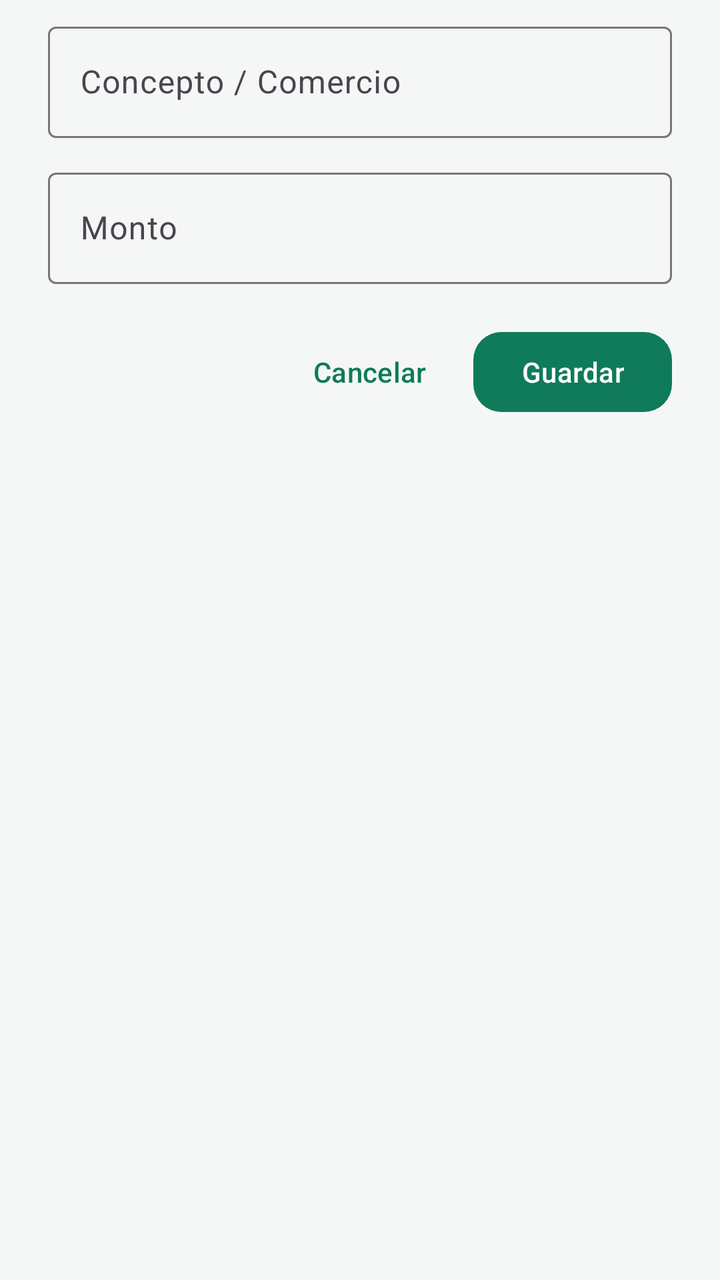
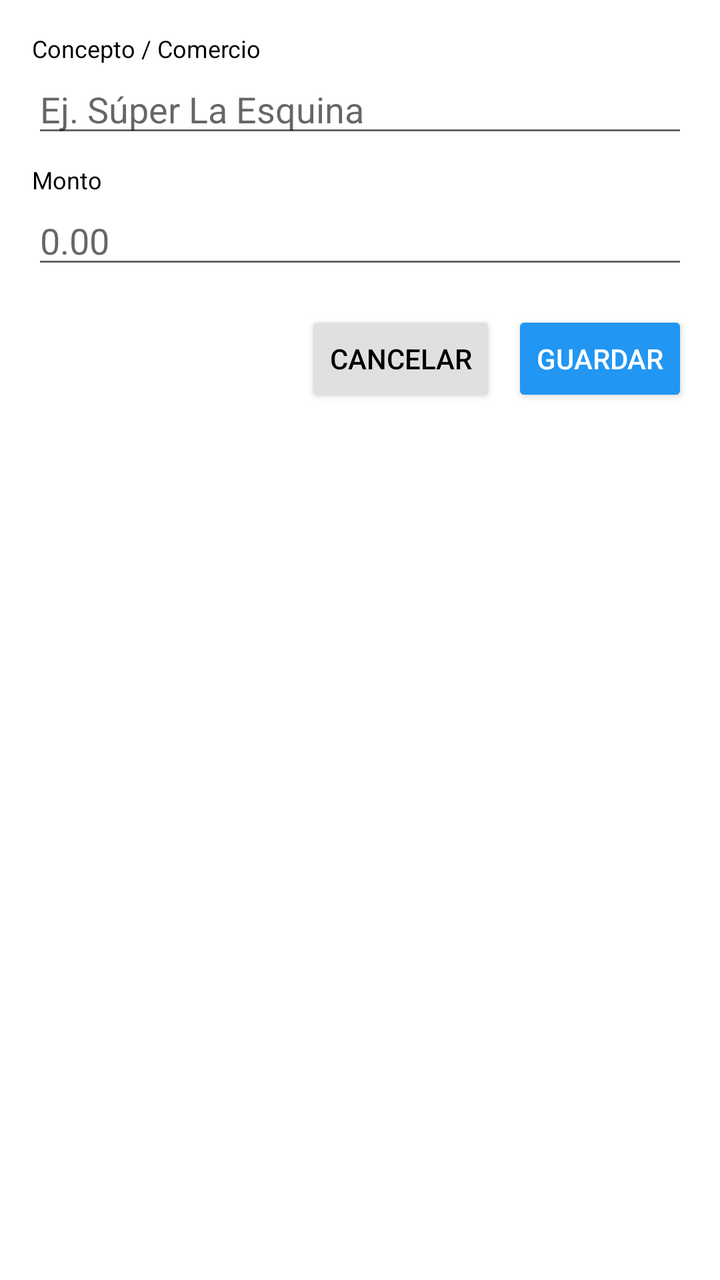

Compare the two renders of this Android layout. The source of the first and the diff that turns it into the second are given below.
<!-- AndroidManifest.xml: application theme Theme.PocketTicket -->
<!-- res/layout/dialog_agregar_gasto.xml -->
<?xml version="1.0" encoding="utf-8"?>
<LinearLayout xmlns:android="http://schemas.android.com/apk/res/android"
    xmlns:app="http://schemas.android.com/apk/res-auto"
    xmlns:tools="http://schemas.android.com/tools"
    android:layout_width="match_parent"
    android:layout_height="wrap_content"
    android:orientation="vertical"
    android:paddingStart="24dp"
    android:paddingTop="8dp"
    android:paddingEnd="24dp">


    <com.google.android.material.imageview.ShapeableImageView
        android:id="@+id/imgPreviewTicket"
        android:layout_width="match_parent"
        android:layout_height="150dp"
        android:layout_marginBottom="16dp"
        android:background="@drawable/bg_thumb"
        android:contentDescription="@string/descripcion_preview_ticket"
        android:scaleType="centerCrop"
        android:visibility="gone"
        app:shapeAppearanceOverlay="@style/ShapeAppearance.PocketTicket.Thumb"
        tools:visibility="visible" />

    <com.google.android.material.textfield.TextInputLayout
        android:id="@+id/tilConcepto"
        style="@style/Widget.Material3.TextInputLayout.OutlinedBox"
        android:layout_width="match_parent"
        android:layout_height="wrap_content"
        android:hint="@string/hint_concepto">

        <com.google.android.material.textfield.TextInputEditText
            android:id="@+id/etConcepto"
            android:layout_width="match_parent"
            android:layout_height="wrap_content"
            android:imeOptions="actionNext"
            android:inputType="textCapSentences"
            android:maxLines="1" />
    </com.google.android.material.textfield.TextInputLayout>

    <com.google.android.material.textfield.TextInputLayout
        android:id="@+id/tilMonto"
        style="@style/Widget.Material3.TextInputLayout.OutlinedBox"
        android:layout_width="match_parent"
        android:layout_height="wrap_content"
        android:layout_marginTop="12dp"
        android:hint="@string/hint_monto">

        <com.google.android.material.textfield.TextInputEditText
            android:id="@+id/etMonto"
            android:layout_width="match_parent"
            android:layout_height="wrap_content"
            android:imeOptions="actionDone"
            android:inputType="numberDecimal"
            android:maxLines="1" />
    </com.google.android.material.textfield.TextInputLayout>

    <LinearLayout
        android:layout_width="match_parent"
        android:layout_height="wrap_content"
        android:layout_marginTop="20dp"
        android:gravity="end"
        android:orientation="horizontal">

        <com.google.android.material.button.MaterialButton
            android:id="@+id/btnCancelar"
            style="@style/Widget.Material3.Button.TextButton"
            android:layout_width="wrap_content"
            android:layout_height="wrap_content"
            android:layout_marginEnd="8dp"
            android:text="@string/boton_cancelar" />

        <com.google.android.material.button.MaterialButton
            android:id="@+id/btnGuardar"
            android:layout_width="wrap_content"
            android:layout_height="wrap_content"
            android:paddingStart="24dp"
            android:paddingEnd="24dp"
            android:text="@string/boton_guardar"
            app:cornerRadius="14dp" />
    </LinearLayout>

</LinearLayout>
<!-- resources referenced by this layout -->
<resources>
  <!-- drawable bg_thumb (drawable) -->
  <?xml version="1.0" encoding="utf-8"?>
  <shape xmlns:android="http://schemas.android.com/apk/res/android"
      android:shape="rectangle">
      <solid android:color="#E7F1EC" />
      <corners android:radius="14dp" />
  </shape>
  <string name="boton_cancelar">Cancelar</string>
  <string name="boton_guardar">Guardar</string>
  <string name="descripcion_preview_ticket">Vista previa de la foto del ticket</string>
  <string name="hint_concepto">Concepto / Comercio</string>
  <string name="hint_monto">Monto</string>
  <style name="ShapeAppearance.PocketTicket.Thumb" parent="">
          <item name="cornerFamily">rounded</item>
          <item name="cornerSize">14dp</item>
      </style>
  <style name="Theme.PocketTicket" parent="Theme.Material3.DayNight.NoActionBar">
          <item name="colorPrimary">@color/verde_pocket</item>
          <item name="colorOnPrimary">@color/blanco</item>
          <item name="colorSecondary">@color/verde_pocket_claro</item>
          <item name="colorSurface">@color/blanco</item>
          <item name="android:statusBarColor">@color/verde_pocket</item>
          <item name="android:windowLightStatusBar">false</item>
          <item name="android:windowBackground">@color/gris_fondo</item>
      </style>
  <color name="verde_pocket">#0F7B5A</color>
  <color name="blanco">#FFFFFF</color>
  <color name="verde_pocket_claro">#16A085</color>
  <color name="gris_fondo">#F5F7F6</color>
</resources>

<!-- the commit's change to res/layout/dialog_agregar_gasto.xml (unified diff, before → after) -->
@@ -1,83 +1,76 @@
 <?xml version="1.0" encoding="utf-8"?>
 <LinearLayout xmlns:android="http://schemas.android.com/apk/res/android"
-    xmlns:app="http://schemas.android.com/apk/res-auto"
-    xmlns:tools="http://schemas.android.com/tools"
     android:layout_width="match_parent"
     android:layout_height="wrap_content"
     android:orientation="vertical"
-    android:paddingStart="24dp"
-    android:paddingTop="8dp"
-    android:paddingEnd="24dp">
+    android:padding="16dp">
 
-
-    <com.google.android.material.imageview.ShapeableImageView
+    <ImageView
         android:id="@+id/imgPreviewTicket"
         android:layout_width="match_parent"
-        android:layout_height="150dp"
-        android:layout_marginBottom="16dp"
-        android:background="@drawable/bg_thumb"
+        android:layout_height="160dp"
+        android:layout_marginBottom="12dp"
+        android:background="@color/gris_claro"
         android:contentDescription="@string/descripcion_preview_ticket"
-        android:scaleType="centerCrop"
-        android:visibility="gone"
-        app:shapeAppearanceOverlay="@style/ShapeAppearance.PocketTicket.Thumb"
-        tools:visibility="visible" />
+        android:scaleType="fitCenter"
+        android:visibility="gone" />
 
-    <com.google.android.material.textfield.TextInputLayout
-        android:id="@+id/tilConcepto"
-        style="@style/Widget.Material3.TextInputLayout.OutlinedBox"
+    <TextView
+        android:layout_width="wrap_content"
+        android:layout_height="wrap_content"
+        android:text="@string/label_concepto"
+        android:textColor="@color/negro"
+        android:textSize="12sp" />
+
+    <EditText
+        android:id="@+id/etConcepto"
         android:layout_width="match_parent"
         android:layout_height="wrap_content"
-        android:hint="@string/hint_concepto">
+        android:hint="@string/hint_concepto"
+        android:imeOptions="actionNext"
+        android:inputType="textCapSentences"
+        android:maxLines="1" />
 
-        <com.google.android.material.textfield.TextInputEditText
-            android:id="@+id/etConcepto"
-            android:layout_width="match_parent"
-            android:layout_height="wrap_content"
-            android:imeOptions="actionNext"
-            android:inputType="textCapSentences"
-            android:maxLines="1" />
-    </com.google.android.material.textfield.TextInputLayout>
+    <TextView
+        android:layout_width="wrap_content"
+        android:layout_height="wrap_content"
+        android:layout_marginTop="8dp"
+        android:text="@string/label_monto"
+        android:textColor="@color/negro"
+        android:textSize="12sp" />
 
-    <com.google.android.material.textfield.TextInputLayout
-        android:id="@+id/tilMonto"
-        style="@style/Widget.Material3.TextInputLayout.OutlinedBox"
+    <EditText
+        android:id="@+id/etMonto"
         android:layout_width="match_parent"
         android:layout_height="wrap_content"
-        android:layout_marginTop="12dp"
-        android:hint="@string/hint_monto">
-
-        <com.google.android.material.textfield.TextInputEditText
-            android:id="@+id/etMonto"
-            android:layout_width="match_parent"
-            android:layout_height="wrap_content"
-            android:imeOptions="actionDone"
-            android:inputType="numberDecimal"
-            android:maxLines="1" />
-    </com.google.android.material.textfield.TextInputLayout>
+        android:hint="@string/hint_monto"
+        android:imeOptions="actionDone"
+        android:inputType="numberDecimal"
+        android:maxLines="1" />
 
     <LinearLayout
         android:layout_width="match_parent"
         android:layout_height="wrap_content"
-        android:layout_marginTop="20dp"
+        android:layout_marginTop="16dp"
         android:gravity="end"
         android:orientation="horizontal">
 
-        <com.google.android.material.button.MaterialButton
+        <Button
             android:id="@+id/btnCancelar"
-            style="@style/Widget.Material3.Button.TextButton"
             android:layout_width="wrap_content"
             android:layout_height="wrap_content"
-            android:layout_marginEnd="8dp"
-            android:text="@string/boton_cancelar" />
+            android:backgroundTint="@color/gris_claro"
+            android:text="@string/boton_cancelar"
+            android:textColor="@color/negro" />
 
-        <com.google.android.material.button.MaterialButton
+        <Button
             android:id="@+id/btnGuardar"
             android:layout_width="wrap_content"
             android:layout_height="wrap_content"
-            android:paddingStart="24dp"
-            android:paddingEnd="24dp"
+            android:layout_marginStart="8dp"
+            android:backgroundTint="@color/azul"
             android:text="@string/boton_guardar"
-            app:cornerRadius="14dp" />
+            android:textColor="@color/blanco" />
     </LinearLayout>
 
 </LinearLayout>
<!-- resource entries referenced after the edit -->
@@ -1,33 +1,23 @@
 <!-- resources referenced by this layout -->
 <resources>
-  <!-- drawable bg_thumb (drawable) -->
-  <?xml version="1.0" encoding="utf-8"?>
-  <shape xmlns:android="http://schemas.android.com/apk/res/android"
-      android:shape="rectangle">
-      <solid android:color="#E7F1EC" />
-      <corners android:radius="14dp" />
-  </shape>
+  <color name="azul">#2196F3</color>
   <string name="boton_cancelar">Cancelar</string>
   <string name="boton_guardar">Guardar</string>
-  <string name="descripcion_preview_ticket">Vista previa de la foto del ticket</string>
-  <string name="hint_concepto">Concepto / Comercio</string>
-  <string name="hint_monto">Monto</string>
-  <style name="ShapeAppearance.PocketTicket.Thumb" parent="">
-          <item name="cornerFamily">rounded</item>
-          <item name="cornerSize">14dp</item>
+  <string name="descripcion_preview_ticket">Vista previa del ticket</string>
+  <string name="hint_concepto">Ej. Súper La Esquina</string>
+  <string name="hint_monto">0.00</string>
+  <string name="label_concepto">Concepto / Comercio</string>
+  <string name="label_monto">Monto</string>
+  <style name="Theme.PocketTicket" parent="Theme.AppCompat.Light.NoActionBar">
+          <item name="colorPrimary">@color/azul</item>
+          <item name="colorPrimaryDark">@color/azul_oscuro</item>
+          <item name="colorAccent">@color/azul</item>
+          <item name="android:windowBackground">@color/blanco</item>
+          <item name="android:statusBarColor">@color/azul_oscuro</item>
       </style>
-  <style name="Theme.PocketTicket" parent="Theme.Material3.DayNight.NoActionBar">
-          <item name="colorPrimary">@color/verde_pocket</item>
-          <item name="colorOnPrimary">@color/blanco</item>
-          <item name="colorSecondary">@color/verde_pocket_claro</item>
-          <item name="colorSurface">@color/blanco</item>
-          <item name="android:statusBarColor">@color/verde_pocket</item>
-          <item name="android:windowLightStatusBar">false</item>
-          <item name="android:windowBackground">@color/gris_fondo</item>
-      </style>
-  <color name="verde_pocket">#0F7B5A</color>
+  <color name="azul_oscuro">#1976D2</color>
   <color name="blanco">#FFFFFF</color>
-  <color name="verde_pocket_claro">#16A085</color>
-  <color name="gris_fondo">#F5F7F6</color>
+  <color name="gris_claro">#E0E0E0</color>
+  <color name="negro">#000000</color>
 </resources>
 
